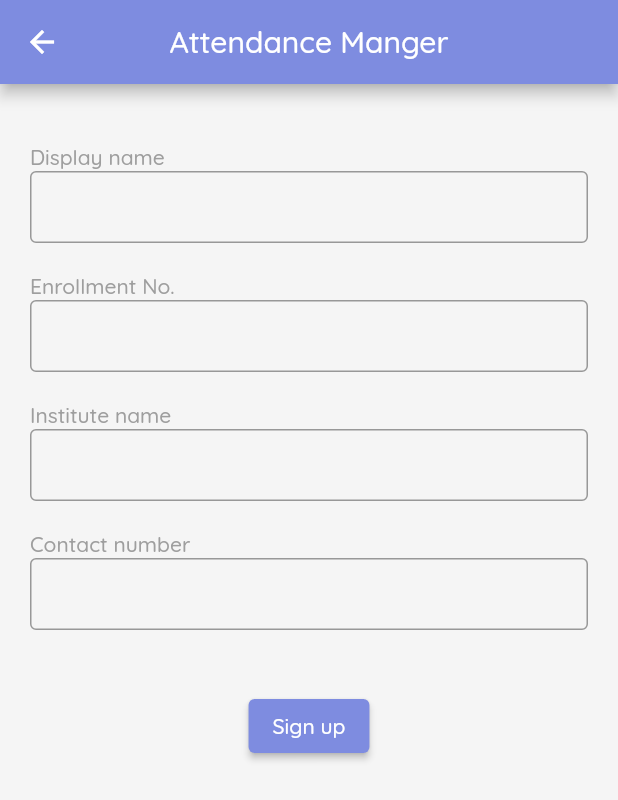
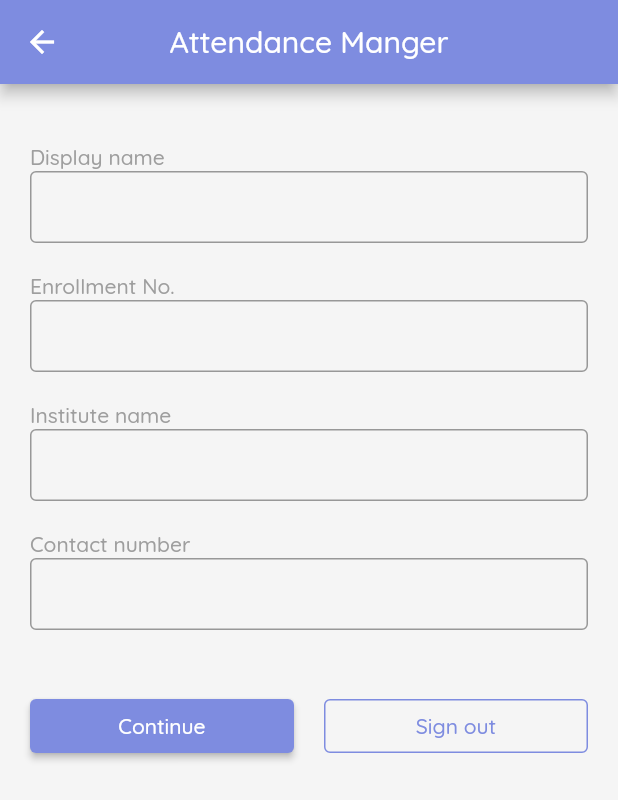
Before and after one commit to mandanshubham/Attendance-Manager, a Flutter app: the PersonalInformation screen opened directly, on a phone screen of 412 x 824 dp. Shown: the top 800 px of the screen. Run offline on Flutter 3.47's test engine with Material 2 defaults, Android fonts, the phone set to English and light mode, and no system bars; our stand-ins replace cloud_firestore, firebase_auth, firebase_core, flutter_linkify, google_fonts, google_sign_in; accounts and stored records are empty.

Commit message:
Bottom Nav Screen is functional

```diff
--- a/lib/BottomNavScreens/Home.dart
+++ b/lib/BottomNavScreens/Home.dart
@@ -1,9 +1,7 @@
 import 'package:att_man/Widgets/CreateClassModalSheet.dart';
 import 'package:att_man/Widgets/JoinClassBottomSheet.dart';
 import 'package:flutter/material.dart';
-import 'package:flutter_linkify/flutter_linkify.dart';
 import 'package:google_fonts/google_fonts.dart';
-import 'package:persistent_bottom_nav_bar/persistent-tab-view.dart';
 import '../Widgets/MyElevatedButton.dart';
 import '../Widgets/MyOutlinedButton.dart';
 
--- a/lib/BottomNavScreens/Notification.dart
+++ b/lib/BottomNavScreens/Notification.dart
@@ -2,8 +2,8 @@ import 'package:flutter/material.dart';
 import 'package:flutter_linkify/flutter_linkify.dart';
 import 'package:google_fonts/google_fonts.dart';
 
-class CreateClass extends StatelessWidget {
-  const CreateClass({Key? key}) : super(key: key);
+class Notifications extends StatelessWidget {
+  const Notifications({Key? key}) : super(key: key);
 
   @override
   Widget build(BuildContext context) {
--- a/lib/LoginScreens/PersonalInformation.dart
+++ b/lib/LoginScreens/PersonalInformation.dart
@@ -1,11 +1,18 @@
-import 'package:att_man/Dashboard.dart';
+import 'package:att_man/BottomNavScreens/BottomNavLayout.dart';
+import 'package:att_man/Firebase/GoogleAuthentication.dart';
 import 'package:att_man/Widgets/MyElevatedButton.dart';
+import 'package:att_man/Widgets/MyOutlinedButton.dart';
 import 'package:flutter/material.dart';
 import 'package:google_fonts/google_fonts.dart';
 import '../Widgets/MyTextFormField.dart';
+import 'package:att_man/Firebase/DatabaseHandler.dart';
 
 class PersonalInformation extends StatelessWidget {
-  const PersonalInformation({Key? key}) : super(key: key);
+
+  final TextEditingController displayNameController = TextEditingController();
+  final TextEditingController enrollmentNumberController = TextEditingController();
+  final TextEditingController instituteNameController = TextEditingController();
+  final TextEditingController contactNumberController = TextEditingController();
 
   @override
   Widget build(BuildContext context) {
@@ -32,7 +39,7 @@ class PersonalInformation extends StatelessWidget {
                       fontWeight: FontWeight.w500,
                       color: Colors.grey),
                 ),
-                MyTextFormField(),
+                MyTextFormField(controller: displayNameController,),
                 SizedBox(
                   height: 20,
                 ),
@@ -43,7 +50,7 @@ class PersonalInformation extends StatelessWidget {
                       fontWeight: FontWeight.w500,
                       color: Colors.grey),
                 ),
-                MyTextFormField(),
+                MyTextFormField(controller: enrollmentNumberController,),
                 SizedBox(
                   height: 20,
                 ),
@@ -54,7 +61,7 @@ class PersonalInformation extends StatelessWidget {
                       fontWeight: FontWeight.w500,
                       color: Colors.grey),
                 ),
-                MyTextFormField(),
+                MyTextFormField(controller: instituteNameController,),
                 SizedBox(
                   height: 20,
                 ),
@@ -65,20 +72,43 @@ class PersonalInformation extends StatelessWidget {
                       fontWeight: FontWeight.w500,
                       color: Colors.grey),
                 ),
-                MyTextFormField(),
+                MyTextFormField(controller: contactNumberController,),
                 SizedBox(
                   height: 40,
                 ),
-                Center(
+                Row(
+                  mainAxisAlignment: MainAxisAlignment.spaceBetween,
+                  children: [
+                    Expanded(
                       child: MyElevatedButton(
-                    text: 'Sign up',
-                    onPressed: () {
+                        text: 'Continue',
+                        onPressed: () async {
+                          await DatabaseHandler().addUserToDatabase(
+                              displayNameController.text.toUpperCase(),
+                              instituteNameController.text,
+                              enrollmentNumberController.text.toUpperCase(),
+                              contactNumberController.text
+                          );
                           Navigator.push(
                             context,
-                        MaterialPageRoute(builder: (context) => Dashboard()),
+                            MaterialPageRoute(builder: (context) => BottomNavLayout()),
                           );
                         },
                       ),
+                    ),
+                    SizedBox(
+                      width: 20,
+                    ),
+                    Expanded(
+                      child: MyOutlinedButton(
+                        text: 'Sign out',
+                        onPressed: () async {
+                         await GoogleAuthentication().signOutFromGoogle();
+                         Navigator.pop(context);
+                        },
+                      ),
+                    ),
+                  ],
                 ),
               ],
             ),
--- a/lib/Widgets/MyTextFormField.dart
+++ b/lib/Widgets/MyTextFormField.dart
@@ -2,13 +2,13 @@ import 'package:flutter/material.dart';
 import 'package:google_fonts/google_fonts.dart';
 
 class MyTextFormField extends StatelessWidget {
-  const MyTextFormField({
-    Key? key,
-  }) : super(key: key);
+  final TextEditingController controller;
+  MyTextFormField({required this.controller});
 
   @override
   Widget build(BuildContext context) {
     return TextFormField(
+      controller: controller,
       decoration: InputDecoration(
         contentPadding: EdgeInsets.all(10),
         focusedBorder: OutlineInputBorder(
--- a/pubspec.yaml
+++ b/pubspec.yaml
@@ -22,7 +22,6 @@ environment:
 
 dependencies:
   google_fonts: ^2.1.0
-  persistent_bottom_nav_bar: ^4.0.2
   flutter_linkify: ^5.0.2
 
   #Firebase Dependencies
```
Also changed, not shown: lib/BottomNavScreens/BottomNavLayout.dart (added, +65 -0 lines), lib/BottomNavScreens/Profile.dart (+12 -5 lines), lib/Dashboard.dart (deleted, +0 -97 lines), lib/Firebase/DatabaseHandler.dart (+38 -3 lines), lib/LoginScreens/GoogleLoginScreen.dart (+3 -4 lines), lib/NextPage.dart (added, +49 -0 lines), lib/Widgets/CreateClassModalSheet.dart (+17 -9 lines), lib/Widgets/JoinClassBottomSheet.dart (+14 -6 lines), lib/main.dart (+2 -5 lines), pubspec.lock. Lines whose indentation alone changed are shown as unchanged.
